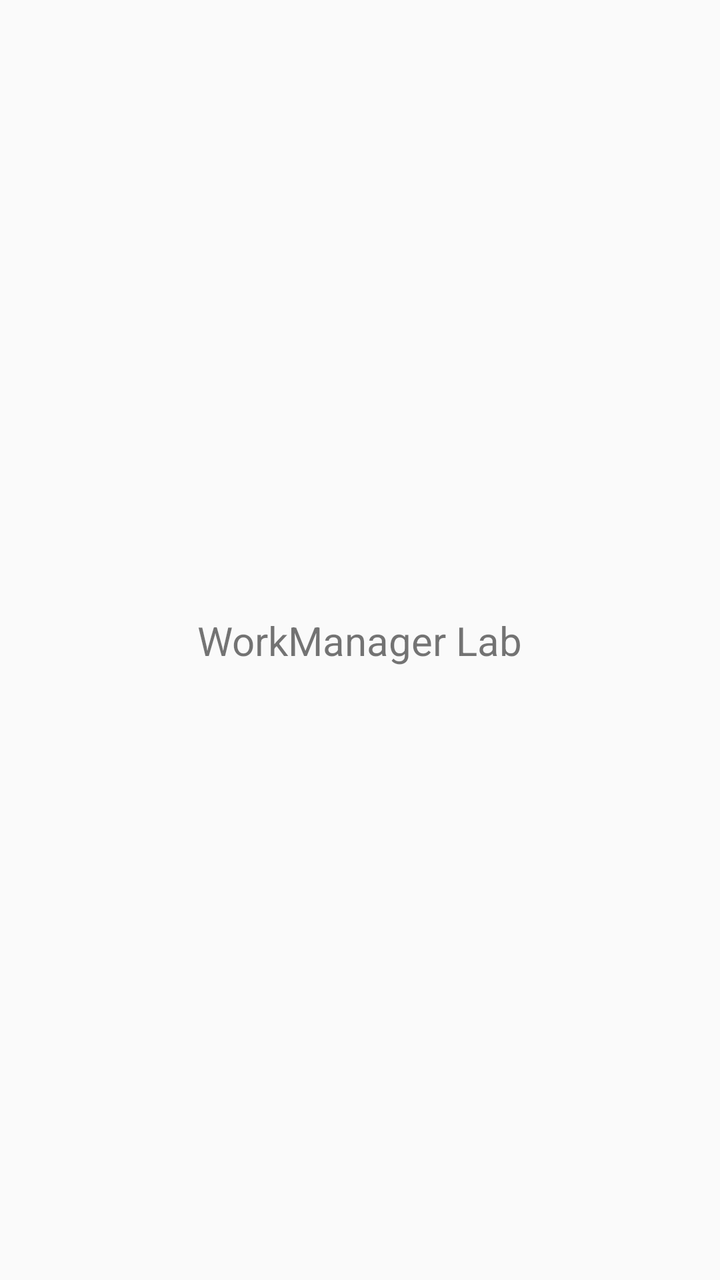
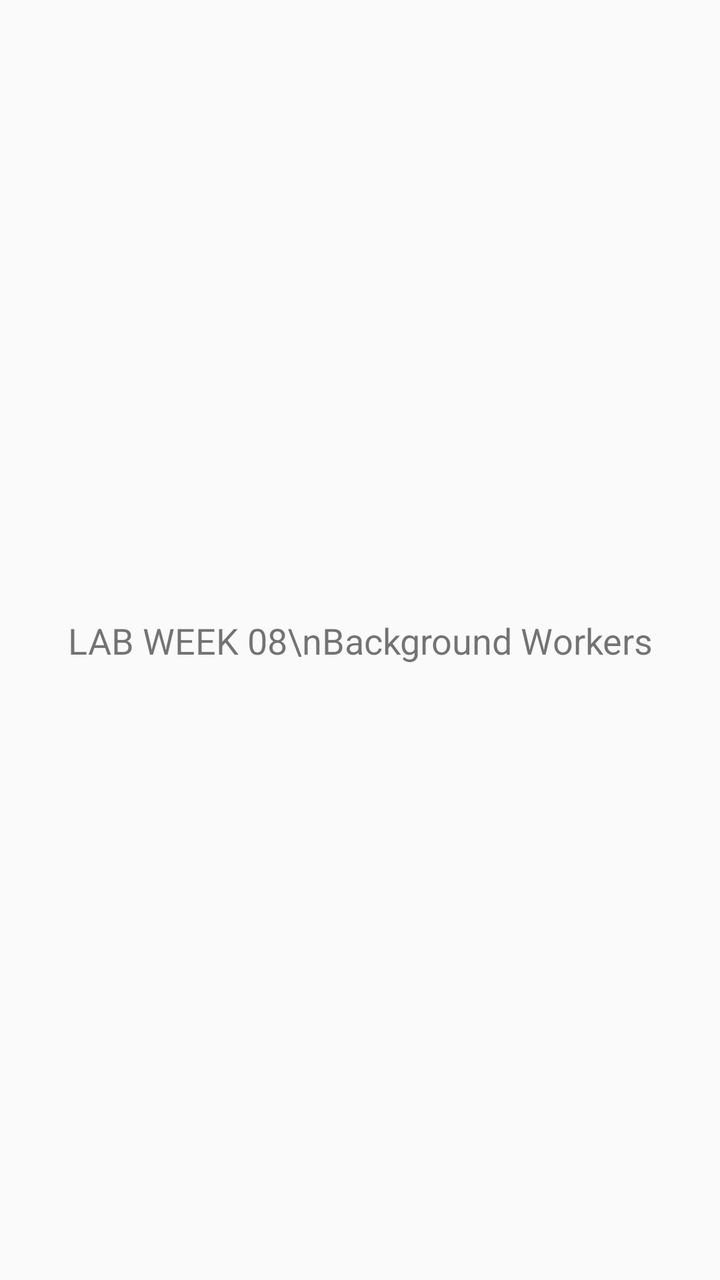

Screens rendered from an Android XML layout before and after an edit, with the pre-edit source and the edit as a unified diff.
<!-- AndroidManifest.xml: activity theme Theme.LAB_WEEK_08 -->
<!-- res/layout/activity_main.xml -->
<?xml version="1.0" encoding="utf-8"?>
<androidx.constraintlayout.widget.ConstraintLayout
    xmlns:android="http://schemas.android.com/apk/res/android"
    xmlns:app="http://schemas.android.com/apk/res-auto"
    xmlns:tools="http://schemas.android.com/tools"
    android:id="@+id/main"
    android:layout_width="match_parent"
    android:layout_height="match_parent"
    tools:context=".MainActivity">

    <TextView
        android:layout_width="wrap_content"
        android:layout_height="wrap_content"
        android:text="WorkManager Lab"
        android:textSize="20sp"
        app:layout_constraintBottom_toBottomOf="parent"
        app:layout_constraintEnd_toEndOf="parent"
        app:layout_constraintStart_toStartOf="parent"
        app:layout_constraintTop_toTopOf="parent" />

</androidx.constraintlayout.widget.ConstraintLayout>
<!-- resources referenced by this layout -->
<resources>
  <style name="Theme.LAB_WEEK_08" parent="android:Theme.Material.Light.NoActionBar" />
</resources>

<!-- the commit's change to res/layout/activity_main.xml (unified diff, before → after) -->
@@ -11,8 +11,9 @@
     <TextView
         android:layout_width="wrap_content"
         android:layout_height="wrap_content"
-        android:text="WorkManager Lab"
-        android:textSize="20sp"
+        android:text="LAB WEEK 08\nBackground Workers"
+        android:textSize="18sp"
+        android:gravity="center"
         app:layout_constraintBottom_toBottomOf="parent"
         app:layout_constraintEnd_toEndOf="parent"
         app:layout_constraintStart_toStartOf="parent"
<!-- resource entries referenced after the edit -->
@@ -1,5 +1,13 @@
 <!-- resources referenced by this layout -->
 <resources>
-  <style name="Theme.LAB_WEEK_08" parent="android:Theme.Material.Light.NoActionBar" />
+  <style name="Theme.LAB_WEEK_08" parent="Theme.AppCompat.DayNight.DarkActionBar">
+          
+          <item name="colorPrimary">@color/purple_500</item>
+          <item name="colorPrimaryDark">@color/purple_700</item>
+          <item name="colorAccent">@color/teal_200</item>
+      </style>
+  <color name="purple_500">#FF6200EE</color>
+  <color name="purple_700">#FF3700B3</color>
+  <color name="teal_200">#FF03DAC5</color>
 </resources>
 
